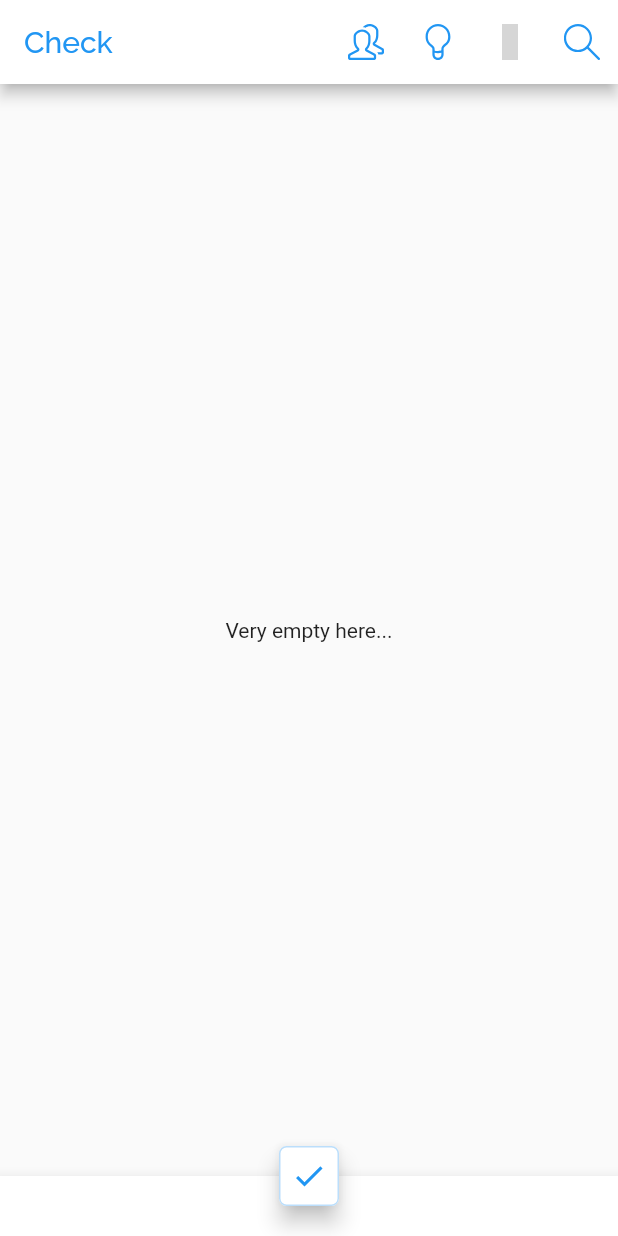
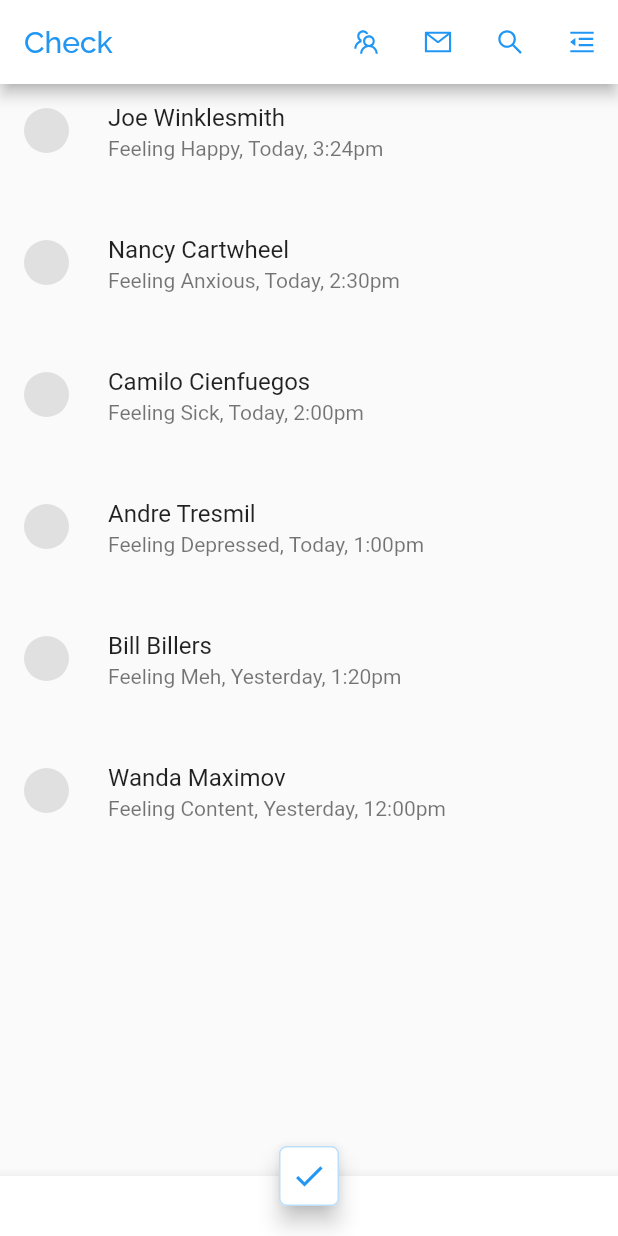
Before and after one commit to nemo-omen/check, a Flutter app: the screen it shows after launch, on a phone screen of 412 x 824 dp. Run offline on Flutter 3.47's test engine with Material 2 defaults, Android fonts, the phone set to English and light mode, and no system bars; our stand-ins replace flutter_icons, line_awesome_icons, outline_material_icons; Roboto replaces fonts that are missing (IBM Plex Mono); grey boxes are pictures that could not be loaded.

Commit message:
Listview with dummy data

```diff
--- a/lib/src/pages/home.dart
+++ b/lib/src/pages/home.dart
@@ -47,6 +47,39 @@ class _HomePageState extends State<HomePage> {
 // ! Build method for main widget beneath this line
   @override
   Widget build(BuildContext context) {
+    // TODO: break AppBar off into separate file
+    final dummyChecks = [
+      {
+        'friend': 'Joe Winklesmith',
+        'status': 'Happy',
+        'checkTime': 'Today, 3:24pm',
+      },
+      {
+        'friend': 'Nancy Cartwheel',
+        'status': 'Anxious',
+        'checkTime': 'Today, 2:30pm',
+      },
+      {
+        'friend': 'Camilo Cienfuegos',
+        'status': 'Sick',
+        'checkTime': 'Today, 2:00pm',
+      },
+      {
+        'friend': 'Andre Tresmil',
+        'status': 'Depressed',
+        'checkTime': 'Today, 1:00pm',
+      },
+      {
+        'friend': 'Bill Billers',
+        'status': 'Meh',
+        'checkTime': 'Yesterday, 1:20pm',
+      },
+      {
+        'friend': 'Wanda Maximov',
+        'status': 'Content',
+        'checkTime': 'Yesterday, 12:00pm',
+      },
+    ];
     return Scaffold(
       appBar: AppBar(
         backgroundColor: Colors.white,
@@ -61,55 +94,66 @@ class _HomePageState extends State<HomePage> {
         actions: <Widget>[
           IconButton(
             icon: Icon(
-              FlutterIcons.people_sli,
+              FlutterIcons.team_ant,
               color: Theme.of(context).primaryColor,
             ),
             tooltip: 'Friends',
+            iconSize: 20.0,
             onPressed: () {
               print('Pressed Friends');
             },
           ),
           IconButton(
             icon: Icon(
-              FlutterIcons.bulb_sli,
+              FlutterIcons.mail_ant,
               color: Theme.of(context).primaryColor,
             ),
-            tooltip: 'Notifications',
+            tooltip: 'Messages',
+            iconSize: 20.0,
             onPressed: () {
-              print('Pressed Notifications.');
+              print('Pressed Messages.');
             },
           ),
           IconButton(
             icon: Icon(
-              FlutterIcons.envelope_sli,
+              FlutterIcons.search1_ant,
               color: Theme.of(context).primaryColor,
             ),
-            tooltip: 'Messages',
+            tooltip: 'Search',
+            iconSize: 20.0,
             onPressed: () {
               print('Pressed messages.');
             },
           ),
           IconButton(
             icon: Icon(
-              FlutterIcons.magnifier_sli,
+              FlutterIcons.menufold_ant,
               color: Theme.of(context).primaryColor,
             ),
-            tooltip: 'Search',
+            tooltip: 'Settings',
+            iconSize: 20.0,
             onPressed: () {
-              print('Pressed search');
+              print('Pressed Menu');
             },
           ),
         ],
       ),
       body: Center(
-        child: Column(
-          mainAxisAlignment: MainAxisAlignment.center,
-          children: <Widget>[
-            Text(
-              'Very empty here...',
-            ),
-          ],
-        ),
+        child: ListView.builder(
+            itemCount: dummyChecks.length,
+            itemBuilder: (context, index) {
+              return ListTile(
+                isThreeLine: true,
+                leading: CircleAvatar(
+                  backgroundColor: Colors.grey[300],
+                  radius: 15.0,
+                ),
+                title: Text(dummyChecks[index]['friend']),
+                subtitle: Text(
+                  'Feeling ${dummyChecks[index]['status']}, ${dummyChecks[index]['checkTime']}',
+                ),
+              );
+            }),
       ),
       bottomNavigationBar: BottomAppBar(
         // shape: CircularNotchedRectangle(),
```
